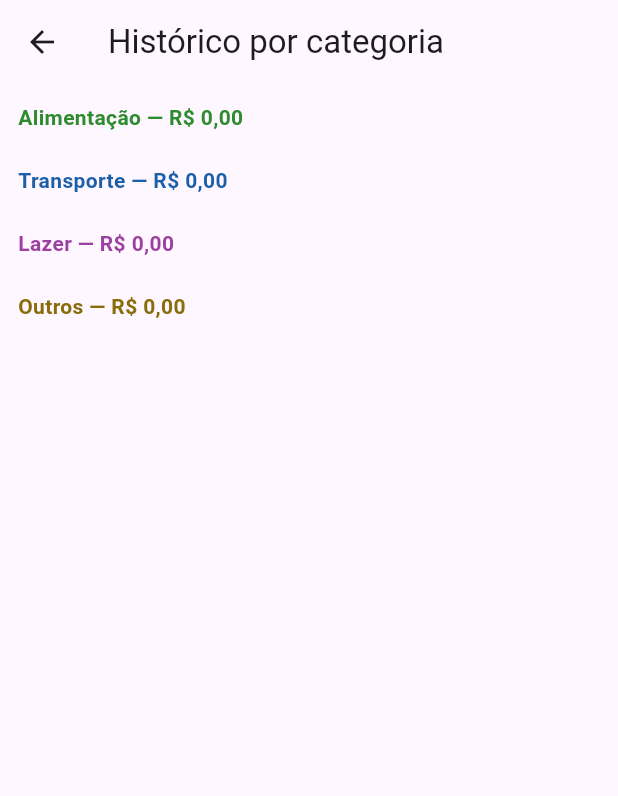
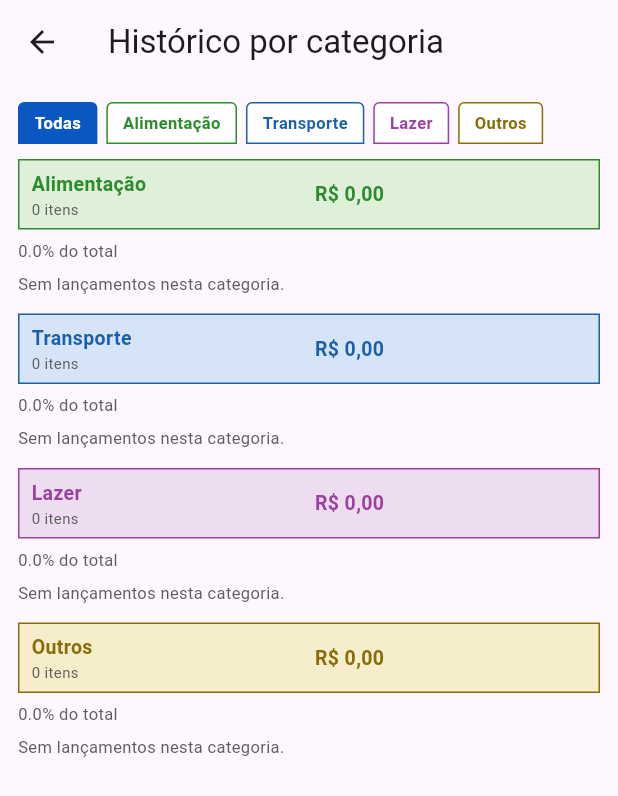
Before and after one commit to Bulletzzz/Projeto-Desenvolvimento-Mobile, a Flutter app: the screen it shows after launch, after a tap on "Ver por categoria", on a phone screen of 412 x 824 dp. Shown: the top 796 px of the screen. Run offline on Flutter 3.47's test engine with Material 3 defaults, Android fonts, the phone set to English and light mode, and no system bars.

Commit message:
agrupamneto e subtotal por categoria

```diff
--- a/balancete2000/lib/apresentacao/telas/historico/tela_historico.dart
+++ b/balancete2000/lib/apresentacao/telas/historico/tela_historico.dart
@@ -1,39 +1,51 @@
 import 'package:flutter/material.dart';
-import 'package:balancete2000/apresentacao/widgets/cartao_gasto.dart';
+import 'package:balancete2000/apresentacao/telas/historico/widgets/filtro_categorias.dart';
+import 'package:balancete2000/apresentacao/telas/historico/widgets/grupo_categoria.dart';
 import 'package:balancete2000/dominio/enums/categoria_gasto.dart';
 import 'package:balancete2000/dominio/modelos/gasto.dart';
 import 'package:balancete2000/dominio/servicos/resumo_categorias.dart';
-import 'package:balancete2000/nucleo/utilitarios/formatador_moeda.dart';
 
-class TelaHistorico extends StatelessWidget {
+class TelaHistorico extends StatefulWidget {
   const TelaHistorico({super.key, required this.gastos});
 
   final List<Gasto> gastos;
 
   @override
+  State<TelaHistorico> createState() => _TelaHistoricoState();
+}
+
+class _TelaHistoricoState extends State<TelaHistorico> {
+  CategoriaGasto? _filtro;
+
+  List<ResumoCategoria> get _resumos {
+    final todos = ResumoCategorias.calcular(widget.gastos);
+    if (_filtro == null) return todos;
+    return todos.where((resumo) => resumo.categoria == _filtro).toList();
+  }
+
+  @override
   Widget build(BuildContext context) {
     return Scaffold(
       appBar: AppBar(title: const Text('Histórico por categoria')),
-      body: ListView(
+      body: Padding(
         padding: const EdgeInsets.all(12),
-        children: CategoriaGasto.values.map((categoria) {
-          final daCategoria = ResumoCategorias.filtrar(gastos, categoria);
-          final subtotal = ResumoCategorias.total(daCategoria);
-          return Column(
-            crossAxisAlignment: CrossAxisAlignment.stretch,
-            children: [
-              Text(
-                '${categoria.rotulo} — ${FormatadorMoeda.formatar(subtotal)}',
-                style: TextStyle(fontWeight: FontWeight.bold, color: categoria.cor),
+        child: Column(
+          crossAxisAlignment: CrossAxisAlignment.stretch,
+          children: [
+            FiltroCategorias(
+              selecionada: _filtro,
+              aoSelecionar: (categoria) => setState(() => _filtro = categoria),
+            ),
+            const SizedBox(height: 10),
+            Expanded(
+              child: ListView(
+                children: _resumos
+                    .map((resumo) => GrupoCategoria(resumo: resumo))
+                    .toList(),
               ),
-              const SizedBox(height: 6),
-              ...daCategoria.map(
-                (gasto) => CartaoGasto(gasto: gasto, mostrarCategoria: false),
-              ),
-              const SizedBox(height: 16),
-            ],
-          );
-        }).toList(),
+            ),
+          ],
+        ),
       ),
     );
   }
--- /dev/null
+++ b/balancete2000/lib/apresentacao/telas/historico/widgets/filtro_categorias.dart
@@ -0,0 +1,74 @@
+import 'package:flutter/widgets.dart';
+import 'package:balancete2000/dominio/enums/categoria_gasto.dart';
+
+class FiltroCategorias extends StatelessWidget {
+  const FiltroCategorias({
+    super.key,
+    required this.selecionada,
+    required this.aoSelecionar,
+  });
+
+  final CategoriaGasto? selecionada;
+  final void Function(CategoriaGasto? categoria) aoSelecionar;
+
+  @override
+  Widget build(BuildContext context) {
+    return Wrap(
+      spacing: 6,
+      runSpacing: 6,
+      children: [
+        _Aba(
+          rotulo: 'Todas',
+          cor: const Color(0xFF0A57C2),
+          ativa: selecionada == null,
+          aoTocar: () => aoSelecionar(null),
+        ),
+        ...CategoriaGasto.values.map(
+          (categoria) => _Aba(
+            rotulo: categoria.rotulo,
+            cor: categoria.cor,
+            ativa: selecionada == categoria,
+            aoTocar: () => aoSelecionar(categoria),
+          ),
+        ),
+      ],
+    );
+  }
+}
+
+class _Aba extends StatelessWidget {
+  const _Aba({
+    required this.rotulo,
+    required this.cor,
+    required this.ativa,
+    required this.aoTocar,
+  });
+
+  final String rotulo;
+  final Color cor;
+  final bool ativa;
+  final VoidCallback aoTocar;
+
+  @override
+  Widget build(BuildContext context) {
+    return GestureDetector(
+      onTap: aoTocar,
+      child: Container(
+        padding: const EdgeInsets.symmetric(horizontal: 10, vertical: 5),
+        decoration: BoxDecoration(
+          color: ativa ? cor : const Color(0xFFFFFFFF),
+          border: Border.all(color: cor),
+          borderRadius: const BorderRadius.vertical(top: Radius.circular(4)),
+        ),
+        child: Text(
+          rotulo,
+          style: TextStyle(
+            fontSize: 11,
+            fontWeight: FontWeight.bold,
+            color: ativa ? const Color(0xFFFFFFFF) : cor,
+          ),
+        ),
+      ),
+    );
+  }
+}
--- /dev/null
+++ b/balancete2000/lib/apresentacao/telas/historico/widgets/grupo_categoria.dart
@@ -0,0 +1,84 @@
+import 'package:flutter/widgets.dart';
+import 'package:balancete2000/apresentacao/widgets/cartao_gasto.dart';
+import 'package:balancete2000/dominio/servicos/resumo_categorias.dart';
+import 'package:balancete2000/nucleo/utilitarios/formatador_moeda.dart';
+
+class GrupoCategoria extends StatelessWidget {
+  const GrupoCategoria({super.key, required this.resumo});
+
+  final ResumoCategoria resumo;
+
+  @override
+  Widget build(BuildContext context) {
+    final categoria = resumo.categoria;
+    return Padding(
+      padding: const EdgeInsets.only(bottom: 12),
+      child: Column(
+        crossAxisAlignment: CrossAxisAlignment.stretch,
+        children: [
+          Container(
+            padding: const EdgeInsets.symmetric(horizontal: 8, vertical: 6),
+            decoration: BoxDecoration(
+              color: categoria.corFundo,
+              border: Border.all(color: categoria.cor),
+            ),
+            child: Row(
+              children: [
+                Expanded(
+                  child: Column(
+                    crossAxisAlignment: CrossAxisAlignment.start,
+                    children: [
+                      Text(
+                        categoria.rotulo,
+                        overflow: TextOverflow.ellipsis,
+                        style: TextStyle(
+                          fontSize: 13,
+                          fontWeight: FontWeight.bold,
+                          color: categoria.cor,
+                        ),
+                      ),
+                      Text(
+                        resumo.gastos.length == 1
+                            ? '1 item'
+                            : '${resumo.gastos.length} itens',
+                        style: const TextStyle(fontSize: 10, color: Color(0xFF5C5C5C)),
+                      ),
+                    ],
+                  ),
+                ),
+                const SizedBox(width: 8),
+                Flexible(
+                  child: Text(
+                    FormatadorMoeda.formatar(resumo.subtotal),
+                    textAlign: TextAlign.right,
+                    overflow: TextOverflow.ellipsis,
+                    style: TextStyle(
+                      fontSize: 13,
+                      fontWeight: FontWeight.bold,
+                      color: categoria.cor,
+                    ),
+                  ),
+                ),
+              ],
+            ),
+          ),
+          const SizedBox(height: 6),
+          Text(
+            '${(resumo.participacao * 100).toStringAsFixed(1)}% do total',
+            style: const TextStyle(fontSize: 11, color: Color(0xFF5C5C5C)),
+          ),
+          const SizedBox(height: 6),
+          if (resumo.vazio)
+            const Text(
+              'Sem lançamentos nesta categoria.',
+              style: TextStyle(fontSize: 11, color: Color(0xFF5C5C5C)),
+            )
+          else
+            ...resumo.gastos.map(
+              (gasto) => CartaoGasto(gasto: gasto, mostrarCategoria: false),
+            ),
+        ],
+      ),
+    );
+  }
+}
```
